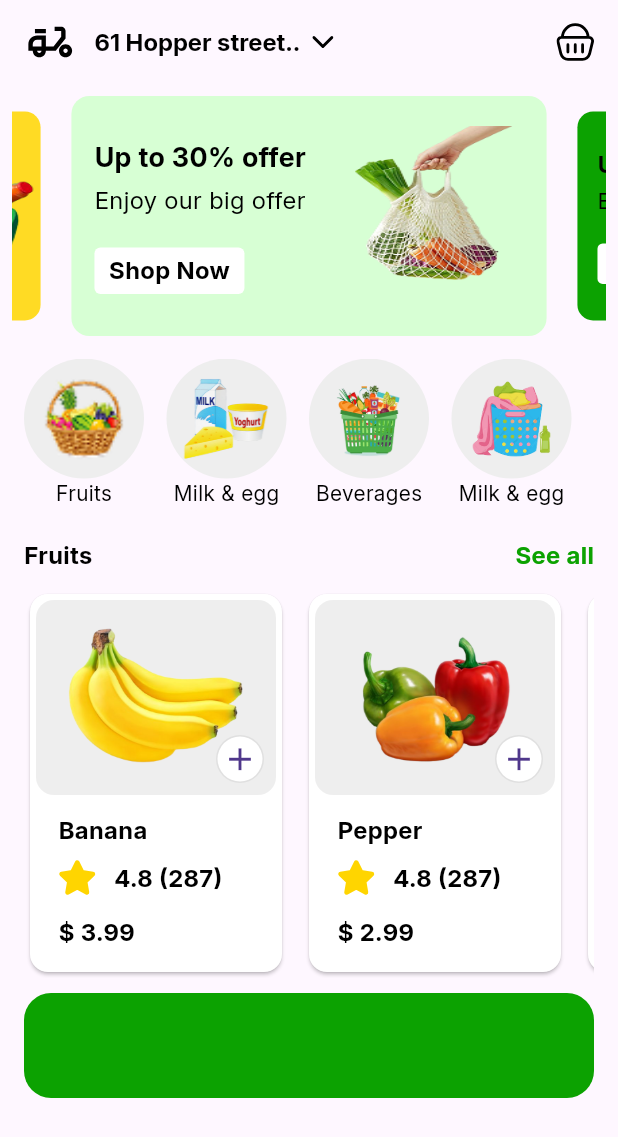
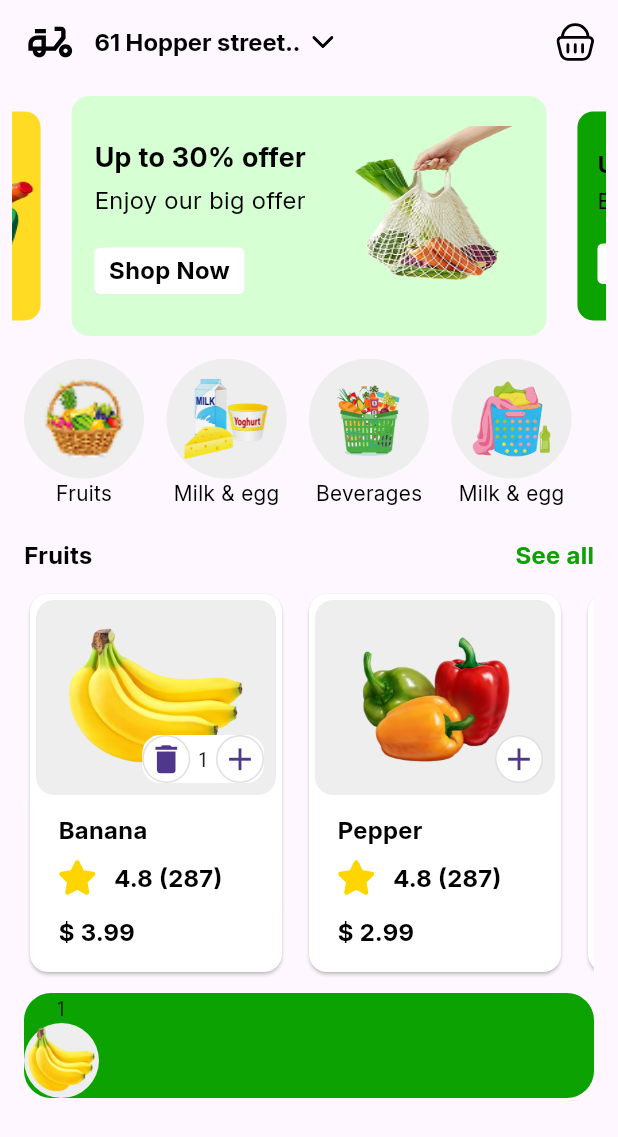
Before and after one commit to MosaadIbrahimB/Modern-Authentication-App, a Flutter app: the screen it shows after launch, after a tap on the "add" icon, on a phone screen of 412 x 824 dp. Shown: the top 1137 px of the screen. Run offline on Flutter 3.47's test engine with Material 3 defaults, Android fonts, the phone set to English and light mode, and no system bars; drawn by our look-alikes of carousel_slider; our stand-ins replace bloc, flutter_bloc, flutter_svg, freezed_annotation.

Commit message:
finish logic cubit add sub product in bag and change count item

```diff
--- a/lib/feature/home/data/model/product_model.dart
+++ b/lib/feature/home/data/model/product_model.dart
@@ -1,15 +1,47 @@
-class ProductModel {
+import 'package:freezed_annotation/freezed_annotation.dart';
+
+part 'product_model.freezed.dart';
+
+part 'product_model.g.dart';
+
+@freezed
+@JsonSerializable()
+class ProductModel with _$ProductModel {
+  @override
+  final String id;
+  @override
   final String image;
+  @override
   final String title;
+  @override
   final String rating;
+  @override
   final String ratingCount;
+  @override
   final String price;
+  @override
+   int count;
 
-  ProductModel({
+     ProductModel({
+
+    required this.id,
     required this.image,
     required this.title,
     required this.rating,
     required this.ratingCount,
     required this.price,
+    this.count=0,
   });
+
+  // const factory ProductModel({
+  // required String image,
+  // required String title,
+  // required String rating,
+  // required String ratingCount,
+  // required String price,
+  // }) = _ProductModel;
+
+  factory ProductModel.fromJson(Map<String, dynamic> json) => _$ProductModelFromJson(json);
+  Map<String, Object?> toJson() => _$ProductModelToJson(this);
+
 }
--- a/lib/feature/home/data/repo/repo.dart
+++ b/lib/feature/home/data/repo/repo.dart
@@ -36,6 +36,7 @@ class Repo {
 
   static final List<ProductModel> listProduct = [
     ProductModel(
+      id: "1",
       image: "assets/images/fruit/f9.png",
       title: "Banana",
       rating: "4.8",
@@ -43,6 +44,7 @@ class Repo {
       price: "3.99",
     ),
     ProductModel(
+      id: "2",
       image: "assets/images/fruit/f10.png",
       title: "Pepper",
       rating: "4.8",
@@ -50,6 +52,7 @@ class Repo {
       price: "2.99",
     ),
     ProductModel(
+      id: "3",
       image: "assets/images/fruit/f11.png",
       title: "Orange",
       rating: "4.8",
@@ -57,6 +60,7 @@ class Repo {
       price: "3.99",
     ),
     ProductModel(
+      id: "4",
       image: "assets/images/fruit/f12.png",
       title: "Orange",
       rating: "4.8",
@@ -64,6 +68,7 @@ class Repo {
       price: "3.99",
     ),
     ProductModel(
+      id: "5",
       image: "assets/images/fruit/f13.png",
       title: "Purex",
       rating: "4.8",
--- /dev/null
+++ b/lib/feature/home/presentation/control/home/home_cubit.dart
@@ -0,0 +1,44 @@
+import 'package:bloc/bloc.dart';
+
+import '../../../data/model/product_model.dart';
+import '../../../data/repo/repo.dart';
+
+class HomeCubit extends Cubit<HomeState> {
+  HomeCubit() : super(HomeInitialState());
+
+  addBagItem(List<ProductModel> bagProduct, ProductModel product) {
+    List<ProductModel> pro = Repo.listProduct;
+    int pos = pro.indexWhere((item) => item.id == product.id);
+    pro[pos].count++;
+
+    int index = bagProduct.indexWhere((item) => item.id == product.id);
+    if (index == -1) {
+      product.count++;
+      bagProduct.add(product);
+    }
+    if (index != -1) {
+      bagProduct[index].count++;
+    }
+    emit(AddItemOfBagState());
+  }
+
+  subBagItem(List<ProductModel> bagProduct, ProductModel product) {
+    if (product.count == 0) {
+      return;
+    }
+    List<ProductModel> pro = Repo.listProduct;
+    int pos = pro.indexWhere((item) => item.id == product.id);
+    pro[pos].count--;
+    int index = bagProduct.indexWhere((item) => item.id == product.id);
+    bagProduct[index].count--;
+    emit(SubItemOfBagState());
+  }
+}
+
+class HomeState {}
+
+class HomeInitialState extends HomeState {}
+
+class AddItemOfBagState extends HomeState {}
+
+class SubItemOfBagState extends HomeState {}
--- a/lib/feature/home/presentation/screen/home_screen.dart
+++ b/lib/feature/home/presentation/screen/home_screen.dart
@@ -1,8 +1,10 @@
 import 'package:flutter/material.dart';
+import 'package:flutter_bloc/flutter_bloc.dart';
 import 'package:modern_authentication_app/core/utils/app_color.dart';
 import 'package:modern_authentication_app/feature/home/data/repo/repo.dart';
-
+import '../control/home/home_cubit.dart';
 import '../widget/app_bar_fruits_widget.dart';
+import '../widget/bag_item_widget.dart';
 import '../widget/carousel_slider_widget.dart';
 import '../widget/category_list_widget.dart';
 import '../widget/product_list_widget.dart';
@@ -13,7 +15,9 @@ class HomeScreen extends StatelessWidget {
 
   @override
   Widget build(BuildContext context) {
-    return Scaffold(
+    return BlocProvider(
+      create: (context) => HomeCubit(),
+      child: Scaffold(
         appBar: AppBar(title: AppBarWidget()),
         body: Padding(
           padding: const EdgeInsets.all(8.0),
@@ -32,57 +36,14 @@ class HomeScreen extends StatelessWidget {
                     SizedBox(height: 10),
                     ProductListWidget(),
                     SizedBox(height: 10),
-
-                  Container(
-                    decoration: BoxDecoration(
-                      color: AppColor.green,
-                      borderRadius: BorderRadius.circular(18),
-                    ),
-                    width: double.infinity,
-                    height: 70,
-                    child: ListView.separated(
-                      separatorBuilder: (context, index) => SizedBox(width: 8),
-                        scrollDirection: Axis.horizontal ,
-                      itemCount: Repo.bagProduct.length,
-                      itemBuilder: (context, index) {
-                        return CircleAvatar(
-                          radius: 25,
-                          backgroundColor: Colors.grey[200],
-                          child: SizedBox(
-                            width: 50,
-                            height: 50,
-                            child: Image.asset(
-                              fit: BoxFit.fill,
-                              Repo.bagProduct[index].image,
-                            ),
-                          ),
-                        );
-                      },
-                    ),
-                    // Row(
-                    //   children: [
-                    //     SizedBox(width: 10),
-                    //     CircleAvatar(
-                    //       radius: 25,
-                    //       backgroundColor: Colors.grey[200],
-                    //       child: SizedBox(
-                    //         width: 50,
-                    //         height: 50,
-                    //         child: Image.asset(
-                    //           fit: BoxFit.fill,
-                    //           "assets/images/fruit/f4.png",
-                    //         ),
-                    //       ),
-                    //     )
-                    //   ],
-                    // ),
-                  ),
+                    BagItemWidget(),
                   ],
                 ),
               ),
             ],
           ),
         ),
+      ),
     );
   }
 }
--- /dev/null
+++ b/lib/feature/home/presentation/widget/bag_item_widget.dart
@@ -0,0 +1,52 @@
+import 'package:flutter/material.dart';
+import 'package:flutter_bloc/flutter_bloc.dart';
+import '../../../../core/utils/app_color.dart';
+import '../../data/repo/repo.dart';
+import '../control/home/home_cubit.dart';
+class BagItemWidget extends StatelessWidget {
+  const BagItemWidget({
+    super.key,
+  });
+
+  @override
+  Widget build(BuildContext context) {
+    return BlocBuilder<HomeCubit, HomeState>(
+      builder: (context, state) {
+        return Container(
+
+          decoration: BoxDecoration(
+            color: AppColor.green,
+            borderRadius: BorderRadius.circular(18),
+          ),
+          width: double.infinity,
+          height: 70,
+          child: ListView.separated(
+            separatorBuilder: (context, index) => SizedBox(width: 8),
+            scrollDirection: Axis.horizontal,
+            itemCount: Repo.bagProduct.length,
+            itemBuilder: (context, index) {
+              return Column(
+                children: [
+                  Text("${Repo.bagProduct[index].count}"),
+                  CircleAvatar(
+                    radius: 25,
+                    backgroundColor: Colors.grey[200],
+                    child: SizedBox(
+                      width: 50,
+                      height: 50,
+                      child: Image.asset(
+                        fit: BoxFit.fill,
+                        Repo.bagProduct[index].image,
+                      ),
+                    ),
+                  ),
+                ],
+              );
+            },
+          ),
+
+        );
+      },
+    );
+  }
+}
--- /dev/null
+++ b/lib/feature/home/presentation/widget/circle_icon_add_widget.dart
@@ -0,0 +1,19 @@
+import 'package:flutter/material.dart';
+class CircleIconWidget extends StatelessWidget {
+  const CircleIconWidget({
+    super.key, this.icon,
+  });
+final IconData? icon;
+  @override
+  Widget build(BuildContext context) {
+    return CircleAvatar(
+      radius: 16,
+      backgroundColor: Colors.grey.shade300,
+      child: CircleAvatar(
+        radius: 15,
+        backgroundColor: Colors.white,
+        child: Icon(icon, size: 25),
+      ),
+    );
+  }
+}
--- /dev/null
+++ b/lib/feature/home/presentation/widget/data_card_widget.dart
@@ -0,0 +1,58 @@
+import 'package:flutter/material.dart';
+import 'package:flutter_svg/svg.dart';
+
+import '../../../../core/utils/app_text_style.dart';
+import '../../data/model/product_model.dart';
+class DataCardWidget extends StatelessWidget {
+  const DataCardWidget({
+    super.key,
+    required this.productModel,
+  });
+
+  final ProductModel? productModel;
+
+  @override
+  Widget build(BuildContext context) {
+    return Padding(
+      padding: const EdgeInsets.only(left: 15.0, top: 12),
+      child: Column(
+        crossAxisAlignment: CrossAxisAlignment.start,
+        children: [
+          Text(
+            productModel == null
+                ? "Banana"
+                : productModel!.title,
+
+            style: AppTextStyle.inter16BlackW700,
+          ),
+          SizedBox(height: 8),
+          Row(
+            mainAxisSize: MainAxisSize.min,
+            children: [
+              SvgPicture.asset(
+                "assets/images/fruit/star.svg",
+                width: 25,
+              ),
+              SizedBox(width: 12),
+              Text(
+                productModel == null
+                    ? "4.8 (287)"
+                    : "${productModel!.rating} (${productModel!.ratingCount})",
+
+                style: AppTextStyle.inter16BlackW700,
+              ),
+            ],
+          ),
+          SizedBox(height: 12),
+          Text(
+            productModel == null
+                ? "\$3.99"
+                : "\$ ${productModel!.price}",
+
+            style: AppTextStyle.inter16BlackW700,
+          ),
+        ],
+      ),
+    );
+  }
+}
--- /dev/null
+++ b/lib/feature/home/presentation/widget/icon_add_item_widget.dart
@@ -0,0 +1,37 @@
+import 'package:flutter/material.dart';
+import 'package:flutter_bloc/flutter_bloc.dart';
+import '../../data/model/product_model.dart';
+import '../../data/repo/repo.dart';
+import '../control/home/home_cubit.dart';
+import 'circle_icon_add_widget.dart';
+class IconAddItemWidget extends StatelessWidget {
+  const IconAddItemWidget({
+    super.key,
+    required this.productModel,
+  });
+
+  final ProductModel? productModel;
+
+  @override
+  Widget build(BuildContext context) {
+    return InkWell(
+      onTap: () {
+        ProductModel p = ProductModel(
+          id: productModel!.id,
+          image: productModel!.image,
+          title: productModel!.title,
+          rating: "4.8",
+          ratingCount: "287",
+          price: productModel!.price,
+          count: productModel!.count
+        );
+
+        BlocProvider.of<HomeCubit>(
+          context,
+        ).addBagItem(Repo.bagProduct, p);
+      },
+
+      child: CircleIconWidget(icon: Icons.add,),
+    );
+  }
+}
--- /dev/null
+++ b/lib/feature/home/presentation/widget/icon_sub_item_widget.dart
@@ -0,0 +1,38 @@
+import 'package:flutter/material.dart';
+import 'package:flutter_bloc/flutter_bloc.dart';
+import '../../data/model/product_model.dart';
+import '../../data/repo/repo.dart';
+import '../control/home/home_cubit.dart';
+import 'circle_icon_add_widget.dart';
+class IconSubItemWidget extends StatelessWidget {
+  const IconSubItemWidget({
+    super.key,
+    required this.productModel,
+  });
+
+  final ProductModel? productModel;
+
+  @override
+  Widget build(BuildContext context) {
+    return InkWell(
+      onTap: () {
+
+        ProductModel p = ProductModel(
+          id: productModel!.id,
+          image: productModel!.image,
+          title: productModel!.title,
+          rating: "4.8",
+          ratingCount: "287",
+          price: productModel!.price,
+          count: productModel!.count
+        );
+
+        BlocProvider.of<HomeCubit>(
+          context,
+        ).subBagItem(Repo.bagProduct, p);
+      },
+
+      child: CircleIconWidget(icon: Icons.delete,),
+    );
+  }
+}
--- a/lib/feature/home/presentation/widget/item_card_widget.dart
+++ b/lib/feature/home/presentation/widget/item_card_widget.dart
@@ -1,20 +1,18 @@
-import 'dart:developer';
 import 'package:flutter/material.dart';
-import 'package:flutter_svg/svg.dart';
+import 'package:flutter_bloc/flutter_bloc.dart';
 import 'package:modern_authentication_app/feature/home/data/model/product_model.dart';
-import '../../../../core/utils/app_text_style.dart';
+import 'package:modern_authentication_app/feature/home/presentation/control/home/home_cubit.dart';
+
 import '../../data/repo/repo.dart';
+import 'data_card_widget.dart';
+import 'icon_add_item_widget.dart';
+import 'icon_sub_item_widget.dart';
 
-class ItemCardWidget extends StatefulWidget {
+class ItemCardWidget extends StatelessWidget {
   const ItemCardWidget({super.key, this.productModel});
 
   final ProductModel? productModel;
 
-  @override
-  State<ItemCardWidget> createState() => _ItemCardWidgetState();
-}
-
-class _ItemCardWidgetState extends State<ItemCardWidget> {
   @override
   Widget build(BuildContext context) {
     return Card(
@@ -35,87 +33,59 @@ class _ItemCardWidgetState extends State<ItemCardWidget> {
                   width: 160,
                   height: 130,
                   child: Image.asset(
-                    widget.productModel == null
+                    productModel == null
                         ? "assets/images/fruit/f9.png"
-                        : widget.productModel!.image,
+                        : productModel!.image,
                   ),
                 ),
-                Positioned(
-                  bottom: 8,
-                  right: 8,
-                  child: InkWell(
-                    onTap: () {
-                      ProductModel p = ProductModel(
-                        image: widget.productModel!.image,
-                        title: widget.productModel!.title,
-                        rating: "4.8",
-                        ratingCount: "287",
-                        price: widget.productModel!.price,
-                      );
-                      setState(() {
-                        Repo.bagProduct.add(p);
-                      });
-                      print(Repo.bagProduct.length);
-                      log(widget.productModel!.image);
-                    },
-
-                    child: CircleAvatar(
-                      radius: 16,
-                      backgroundColor: Colors.grey.shade300,
-                      child: CircleAvatar(
-                        radius: 15,
-                        backgroundColor: Colors.white,
-                        child: Icon(Icons.add, size: 25),
-                      ),
-                    ),
-                  ),
-                ),
+                RowAddSubItemWidget(productModel: productModel),
               ],
             ),
-            Padding(
-              padding: const EdgeInsets.only(left: 15.0, top: 12),
-              child: Column(
-                crossAxisAlignment: CrossAxisAlignment.start,
-                children: [
-                  Text(
-                    widget.productModel == null
-                        ? "Banana"
-                        : widget.productModel!.title,
-
-                    style: AppTextStyle.inter16BlackW700,
-                  ),
-                  SizedBox(height: 8),
-                  Row(
-                    mainAxisSize: MainAxisSize.min,
-                    children: [
-                      SvgPicture.asset(
-                        "assets/images/fruit/star.svg",
-                        width: 25,
-                      ),
-                      SizedBox(width: 12),
-                      Text(
-                        widget.productModel == null
-                            ? "4.8 (287)"
-                            : "${widget.productModel!.rating} (${widget.productModel!.ratingCount})",
-
-                        style: AppTextStyle.inter16BlackW700,
-                      ),
-                    ],
-                  ),
-                  SizedBox(height: 12),
-                  Text(
-                    widget.productModel == null
-                        ? "\$3.99"
-                        : "\$ ${widget.productModel!.price}",
-
-                    style: AppTextStyle.inter16BlackW700,
-                  ),
-                ],
-              ),
-            ),
+            DataCardWidget(productModel: productModel),
           ],
         ),
       ),
     );
   }
 }
+
+class RowAddSubItemWidget extends StatelessWidget {
+  const RowAddSubItemWidget({super.key, required this.productModel});
+
+  final ProductModel? productModel;
+
+  @override
+  Widget build(BuildContext context) {
+    return BlocBuilder<HomeCubit, HomeState>(
+      builder: (context, state) {
+        return Positioned(
+          bottom: 8,
+          right: 8,
+          child: Container(
+decoration: BoxDecoration(
+  color:   productModel?.count!=0?Colors.white:Colors.transparent,
+  borderRadius: BorderRadius.circular(12),
+),
+            child: Row(
+              children: [
+                productModel?.count!=0?
+                Row(
+                  children: [
+                    IconSubItemWidget(productModel: productModel),
+                    SizedBox(width: 5),
+
+                    Text("${productModel?.count ?? 0}"),
+                    SizedBox(width: 5),
+                    IconAddItemWidget(productModel: productModel),
+
+                  ],
+                ):
+                IconAddItemWidget(productModel: productModel),
+              ],
+            ),
+          ),
+        );
+      },
+    );
+  }
+}
```
Also changed, not shown: pubspec.yaml (+7 -0 lines), lib/feature/home/data/model/product_model.freezed.dart (added), lib/feature/home/data/model/product_model.g.dart (added), pubspec.lock. Lines whose indentation alone changed are shown as unchanged.
